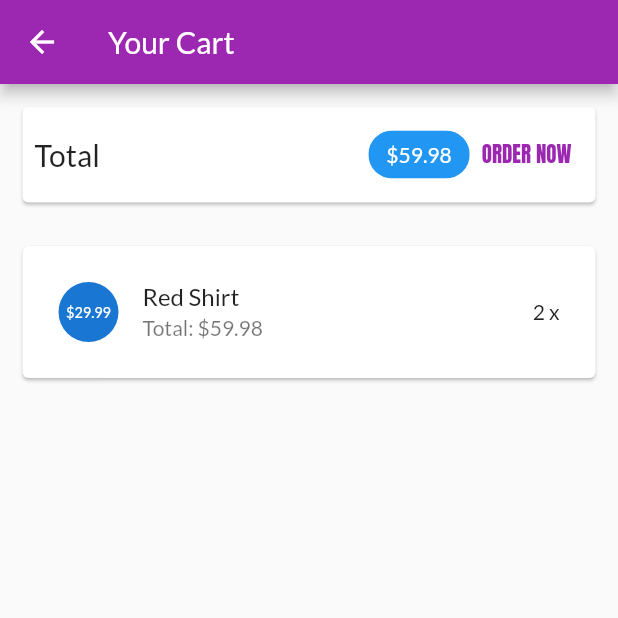
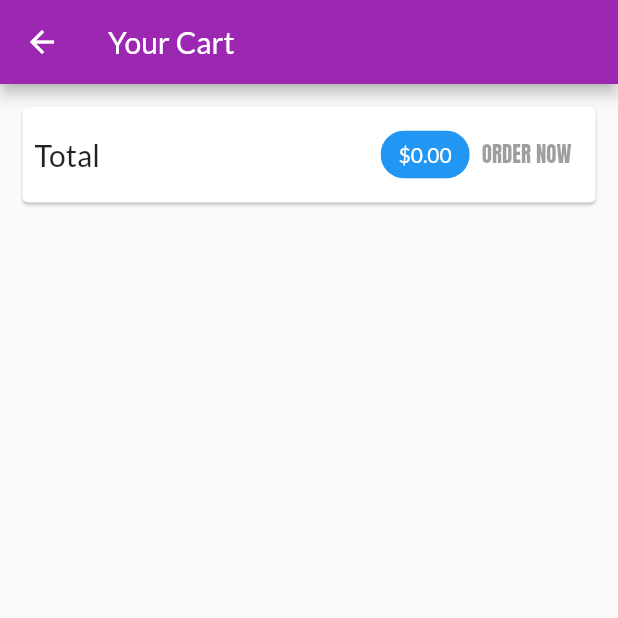
Before and after one commit to minhtinh0505/ct484, a Flutter app: the CartScreen screen opened by its route, after a tap on "ORDER NOW", on a phone screen of 412 x 824 dp, the top half of it. Run offline on Flutter 3.47's test engine with Material 2 defaults, Android fonts, the phone set to English and light mode, and no system bars; network calls fail.

Commit message:
Quan ly trang thai voi provider - OrdersManager

```diff
--- a/lib/main.dart
+++ b/lib/main.dart
@@ -25,6 +25,9 @@ class MyApp extends StatelessWidget {
         ),
         ChangeNotifierProvider(
           create: (ctx) => CartManager(),
+        ),
+        ChangeNotifierProvider(
+          create: (ctx) => OrdersManager(),
         ),
       ],
       child: MaterialApp(
--- a/lib/ui/cart/cart_screen.dart
+++ b/lib/ui/cart/cart_screen.dart
@@ -1,4 +1,5 @@
 import 'package:flutter/material.dart';
+import 'package:myshop/ui/screens.dart';
 
 import 'cart_manager.dart';
 import 'cart_item_card.dart';
@@ -63,11 +64,18 @@ class CartScreen extends StatelessWidget {
               backgroundColor: Theme.of(context).primaryColor,
               ),
               TextButton(
-                onPressed: () {
-                  print('An order has been added');
+                onPressed: cart.totalAmount <= 0
+                ? null
+                : () {
+                  context.read<OrdersManager>().addOrder(
+                    cart.products,
+                    cart.totalAmount,
+                  );
+                  cart.clear();
                 },
                 style: TextButton.styleFrom(
-                  textStyle: TextStyle(color: Theme.of(context).primaryColor),
+                  textStyle:
+                  TextStyle(color: Theme.of(context).primaryColor),
                 ),
                 child: const Text('ORDER NOW'),
                 )
--- a/lib/ui/orders/order_manager.dart
+++ b/lib/ui/orders/order_manager.dart
@@ -27,4 +27,17 @@ class OrdersManager with ChangeNotifier {
   List<OrderItem> get orders {
     return [..._orders];
   }
+
+  void addOrder(List<CartItem> cartProducts, double total) async {
+     _orders.insert(
+      0,
+      OrderItem(
+        id: 'o${DateTime.now().toIso8601String()}',
+        amount: total,
+        products: cartProducts,
+        dateTime: DateTime.now(),
+      ),
+     );
+     notifyListeners();
+  }
 }
--- a/lib/ui/orders/orders_screen.dart
+++ b/lib/ui/orders/orders_screen.dart
@@ -1,4 +1,5 @@
 import 'package:flutter/material.dart';
+import 'package:provider/provider.dart';
 
 import 'order_item_card.dart';
 import 'order_manager.dart';
@@ -12,15 +13,19 @@ class OrdersScreen extends StatelessWidget {
   @override
   Widget build(BuildContext context) {
     print('building orders');
-    final ordersManager = OrdersManager();
+    // final ordersManager = OrdersManager();
     return Scaffold(
       appBar: AppBar(
         title: const Text('Your Orders'),
       ),
       drawer: const AppDrawer(),
-      body: ListView.builder(
-        itemCount: ordersManager.orderCount,
-        itemBuilder: (ctx, i) => OrderItemCard(ordersManager.orders[i]),
+      body: Consumer<OrdersManager>(
+        builder: (ctx, ordersManager, child) {
+          return ListView.builder(
+            itemCount: ordersManager.orderCount,
+            itemBuilder: (ctx, i) => OrderItemCard(ordersManager.orders[i]),
+          );
+        },
       ),
     );
   }
```
